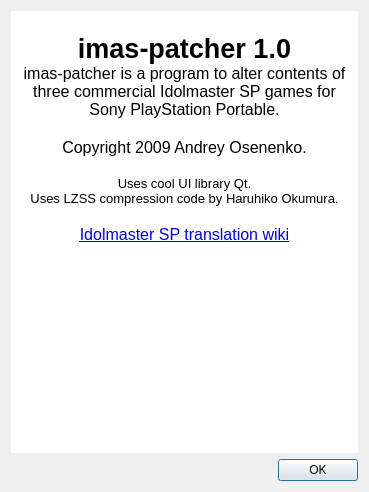
The window that imas-patcher/about.ui (MiRiKan/imas-psp) describes before a commit, drawn with Qt 5.
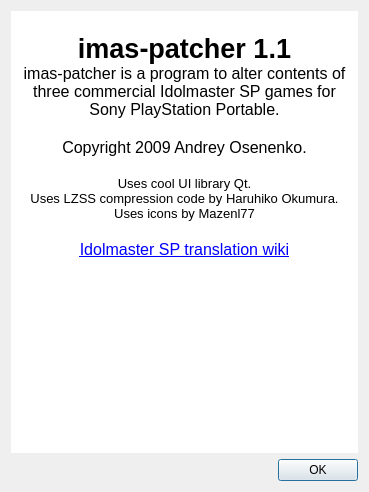
The same window after the commit. Icons and pictures are not drawn.

The edit to the form file:
```diff
--- a/imas-patcher/about.ui
+++ b/imas-patcher/about.ui
@@ -50,13 +50,14 @@
 &lt;html&gt;&lt;head&gt;&lt;meta name=&quot;qrichtext&quot; content=&quot;1&quot; /&gt;&lt;style type=&quot;text/css&quot;&gt;
 p, li { white-space: pre-wrap; }
 &lt;/style&gt;&lt;/head&gt;&lt;body style=&quot; font-family:'MS Shell Dlg 2'; font-size:8.25pt; font-weight:400; font-style:normal;&quot;&gt;
-&lt;p align=&quot;center&quot; style=&quot; margin-top:0px; margin-bottom:0px; margin-left:0px; margin-right:0px; -qt-block-indent:0; text-indent:0px;&quot;&gt;&lt;img src=&quot;:/icons/logo-small.png&quot; /&gt;&lt;span style=&quot; font-family:'Segoe UI'; font-size:12pt;&quot;&gt;&lt;br /&gt;&lt;/span&gt;&lt;span style=&quot; font-family:'Segoe UI'; font-size:20pt; font-weight:600;&quot;&gt;imas-patcher 1.0&lt;/span&gt;&lt;/p&gt;
+&lt;p align=&quot;center&quot; style=&quot; margin-top:0px; margin-bottom:0px; margin-left:0px; margin-right:0px; -qt-block-indent:0; text-indent:0px;&quot;&gt;&lt;img src=&quot;:/icons/logo-small.png&quot; /&gt;&lt;span style=&quot; font-family:'Segoe UI'; font-size:12pt;&quot;&gt;&lt;br /&gt;&lt;/span&gt;&lt;span style=&quot; font-family:'Segoe UI'; font-size:20pt; font-weight:600;&quot;&gt;imas-patcher 1.1&lt;/span&gt;&lt;/p&gt;
 &lt;p align=&quot;center&quot; style=&quot; margin-top:0px; margin-bottom:0px; margin-left:0px; margin-right:0px; -qt-block-indent:0; text-indent:0px;&quot;&gt;&lt;span style=&quot; font-family:'Segoe UI'; font-size:12pt;&quot;&gt;imas-patcher is a program to alter contents of three commercial Idolmaster SP games for Sony PlayStation Portable.&lt;/span&gt;&lt;/p&gt;
 &lt;p align=&quot;center&quot; style=&quot;-qt-paragraph-type:empty; margin-top:0px; margin-bottom:0px; margin-left:0px; margin-right:0px; -qt-block-indent:0; text-indent:0px; font-family:'Segoe UI'; font-size:12pt;&quot;&gt;&lt;/p&gt;
 &lt;p align=&quot;center&quot; style=&quot; margin-top:0px; margin-bottom:0px; margin-left:0px; margin-right:0px; -qt-block-indent:0; text-indent:0px;&quot;&gt;&lt;span style=&quot; font-family:'Segoe UI'; font-size:12pt;&quot;&gt;Copyright 2009 Andrey Osenenko.&lt;/span&gt;&lt;/p&gt;
 &lt;p align=&quot;center&quot; style=&quot;-qt-paragraph-type:empty; margin-top:0px; margin-bottom:0px; margin-left:0px; margin-right:0px; -qt-block-indent:0; text-indent:0px; font-family:'Segoe UI'; font-size:12pt;&quot;&gt;&lt;/p&gt;
 &lt;p align=&quot;center&quot; style=&quot; margin-top:0px; margin-bottom:0px; margin-left:0px; margin-right:0px; -qt-block-indent:0; text-indent:0px;&quot;&gt;&lt;span style=&quot; font-family:'Segoe UI'; font-size:10pt;&quot;&gt;Uses cool UI library Qt.&lt;/span&gt;&lt;/p&gt;
 &lt;p align=&quot;center&quot; style=&quot; margin-top:0px; margin-bottom:0px; margin-left:0px; margin-right:0px; -qt-block-indent:0; text-indent:0px;&quot;&gt;&lt;span style=&quot; font-family:'Segoe UI'; font-size:10pt;&quot;&gt;Uses LZSS compression code by Haruhiko Okumura.&lt;/span&gt;&lt;/p&gt;
+&lt;p align=&quot;center&quot; style=&quot; margin-top:0px; margin-bottom:0px; margin-left:0px; margin-right:0px; -qt-block-indent:0; text-indent:0px;&quot;&gt;&lt;span style=&quot; font-family:'Segoe UI'; font-size:10pt;&quot;&gt;Uses icons by Mazenl77&lt;/span&gt;&lt;/p&gt;
 &lt;p align=&quot;center&quot; style=&quot;-qt-paragraph-type:empty; margin-top:0px; margin-bottom:0px; margin-left:0px; margin-right:0px; -qt-block-indent:0; text-indent:0px; font-family:'Segoe UI'; font-size:12pt;&quot;&gt;&lt;/p&gt;
 &lt;p align=&quot;center&quot; style=&quot; margin-top:0px; margin-bottom:0px; margin-left:0px; margin-right:0px; -qt-block-indent:0; text-indent:0px;&quot;&gt;&lt;a href=&quot;http://www.tsukuru.info/tlwiki/index.php?title=Idolmaster_SP&quot;&gt;&lt;span style=&quot; font-family:'Segoe UI'; font-size:12pt; text-decoration: underline; color:#0000ff;&quot;&gt;Idolmaster SP translation wiki&lt;/span&gt;&lt;/a&gt;&lt;/p&gt;&lt;/body&gt;&lt;/html&gt;</string>
        </property>
```
